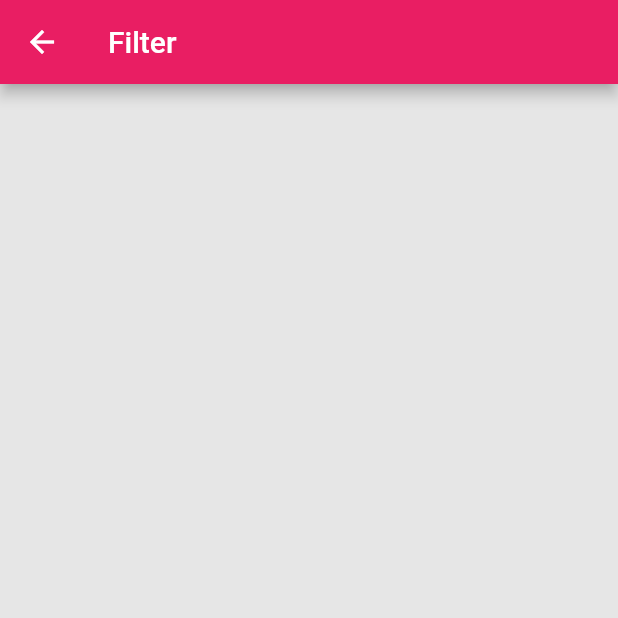
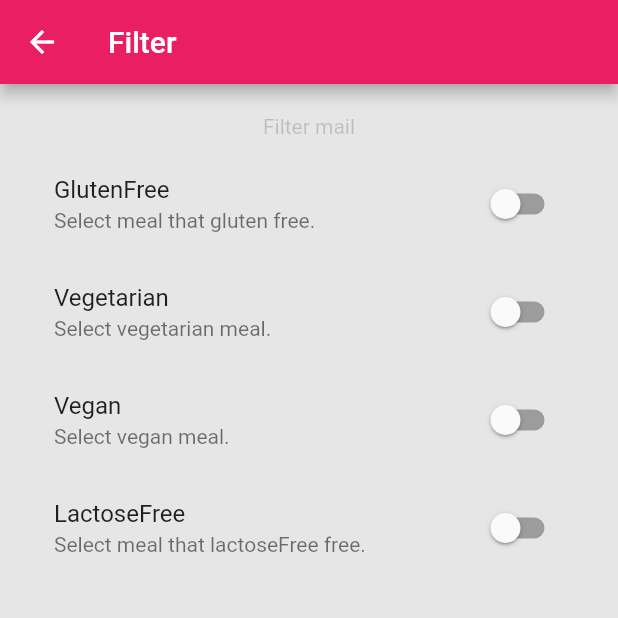
Before and after one commit to iavsm/flutter_meal, a Flutter app: the FilterScreens screen opened by its route, on a phone screen of 412 x 824 dp, the top half of it. Run offline on Flutter 3.47's test engine with Material 2 defaults, Android fonts, the phone set to English and light mode, and no system bars; Roboto replaces fonts that are missing (Releway).

```diff
--- a/lib/screens/filter_screen.dart
+++ b/lib/screens/filter_screen.dart
@@ -1,8 +1,19 @@
 import 'package:flutter/material.dart';
 
-class FilterScreens extends StatelessWidget {
+class FilterScreens extends StatefulWidget {
 
   static const routeName = "FilterScreens";
+
+  @override
+  _FilterScreensState createState() => _FilterScreensState();
+}
+
+class _FilterScreensState extends State<FilterScreens> {
+
+  var _glutenFree = false;
+  var _vegetarian = false;
+  var _vegan = false;
+  var _lactoseFree = false;
 
   @override
   Widget build(BuildContext context) {
@@ -10,6 +21,71 @@ class FilterScreens extends StatelessWidget {
       appBar: AppBar(
         title: Text("Filter"),
       ),
+      body: Container(
+        padding: EdgeInsets.all(20),
+        child: Column(
+          children: <Widget>[
+            Text("Filter mail"),
+            SizedBox(height: 8,),
+            Expanded(
+              child: ListView(
+                children: <Widget>[
+                  buildSwitchtile(
+                    "GlutenFree",
+                    "Select meal that gluten free.",
+                    _glutenFree,
+                    (currentValue){
+                      setState(() {
+                        _glutenFree = currentValue;
+                      });
+                    },
+                  ),
+                  buildSwitchtile(
+                    "Vegetarian",
+                    "Select vegetarian meal.",
+                    _vegetarian,
+                        (currentValue){
+                      setState(() {
+                        _vegetarian = currentValue;
+                      });
+                    },
+                  ),
+                  buildSwitchtile(
+                    "Vegan",
+                    "Select vegan meal.",
+                    _vegan,
+                        (currentValue){
+                      setState(() {
+                        _vegan = currentValue;
+                      });
+                    },
+                  ),
+                  buildSwitchtile(
+                    "LactoseFree",
+                    "Select meal that lactoseFree free.",
+                    _lactoseFree,
+                        (currentValue){
+                      setState(() {
+                        _lactoseFree = currentValue;
+                      });
+                    },
+                  ),
+                ],
+              ),
+            )
+          ],
+        ),
+      ),
+    );
+  }
+
+  Widget buildSwitchtile(var title, var subtitle, var currentValue, Function updateValue) {
+
+    return SwitchListTile(
+      title: Text(title),
+      value: currentValue,
+      subtitle: Text(subtitle),
+      onChanged: updateValue,
     );
   }
 }
```
